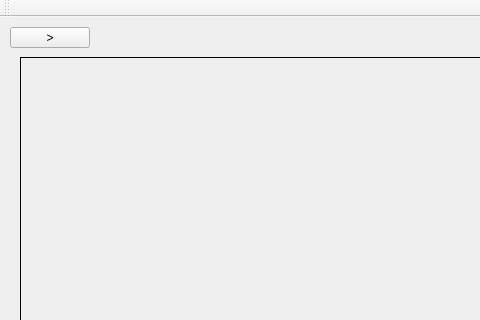
Before: the Qt Designer form Project/mainwindow.ui in Matmalecki/OpenCV-Project, drawn with Qt 5; both pictures show x 0 to 480 and y 0 to 320 of the 688 by 502 pixel window.
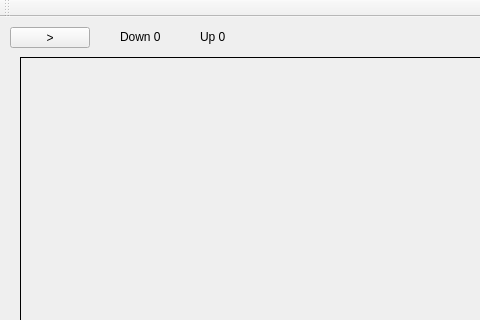
After: the same form once the commit is applied.

The edit to the form file:
```diff
--- a/Project/mainwindow.ui
+++ b/Project/mainwindow.ui
@@ -46,6 +46,32 @@
      <string/>
     </property>
    </widget>
+   <widget class="QLabel" name="downLabel">
+    <property name="geometry">
+     <rect>
+      <x>120</x>
+      <y>10</y>
+      <width>80</width>
+      <height>20</height>
+     </rect>
+    </property>
+    <property name="text">
+     <string>Down 0</string>
+    </property>
+   </widget>
+   <widget class="QLabel" name="upLabel">
+    <property name="geometry">
+     <rect>
+      <x>200</x>
+      <y>10</y>
+      <width>80</width>
+      <height>20</height>
+     </rect>
+    </property>
+    <property name="text">
+     <string>Up 0</string>
+    </property>
+   </widget>
   </widget>
   <widget class="QMenuBar" name="menuBar">
    <property name="geometry">
```
